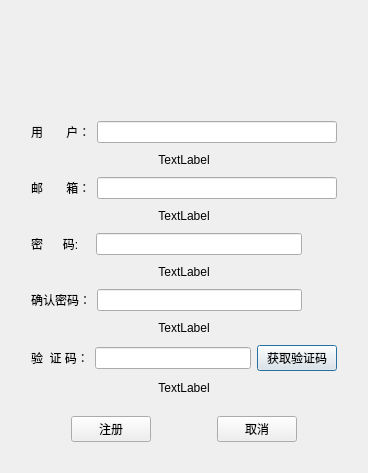
Before: the Qt Designer form ZhKeyesIMClient/UI/RegisterDlg.ui in Keyes117/ZhKeyesIM, drawn with Qt 5.
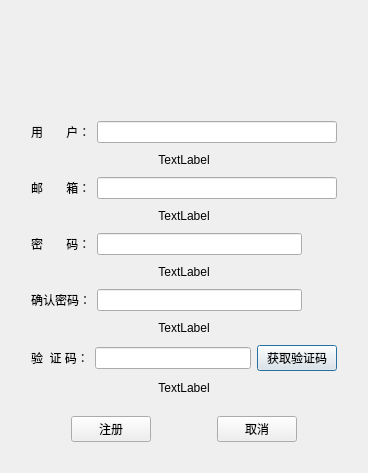
After: the same form once the commit is applied. Custom widgets are drawn as their Qt base class.

```diff
--- a/ZhKeyesIMClient/UI/RegisterDlg.ui
+++ b/ZhKeyesIMClient/UI/RegisterDlg.ui
@@ -97,7 +97,7 @@
        <item>
         <widget class="QLabel" name="label_password">
          <property name="text">
-          <string>密      码:</string>
+          <string>密       码：</string>
          </property>
         </widget>
        </item>
```
Left out of the diff: 20 changed lines with no effect on the pictures.
